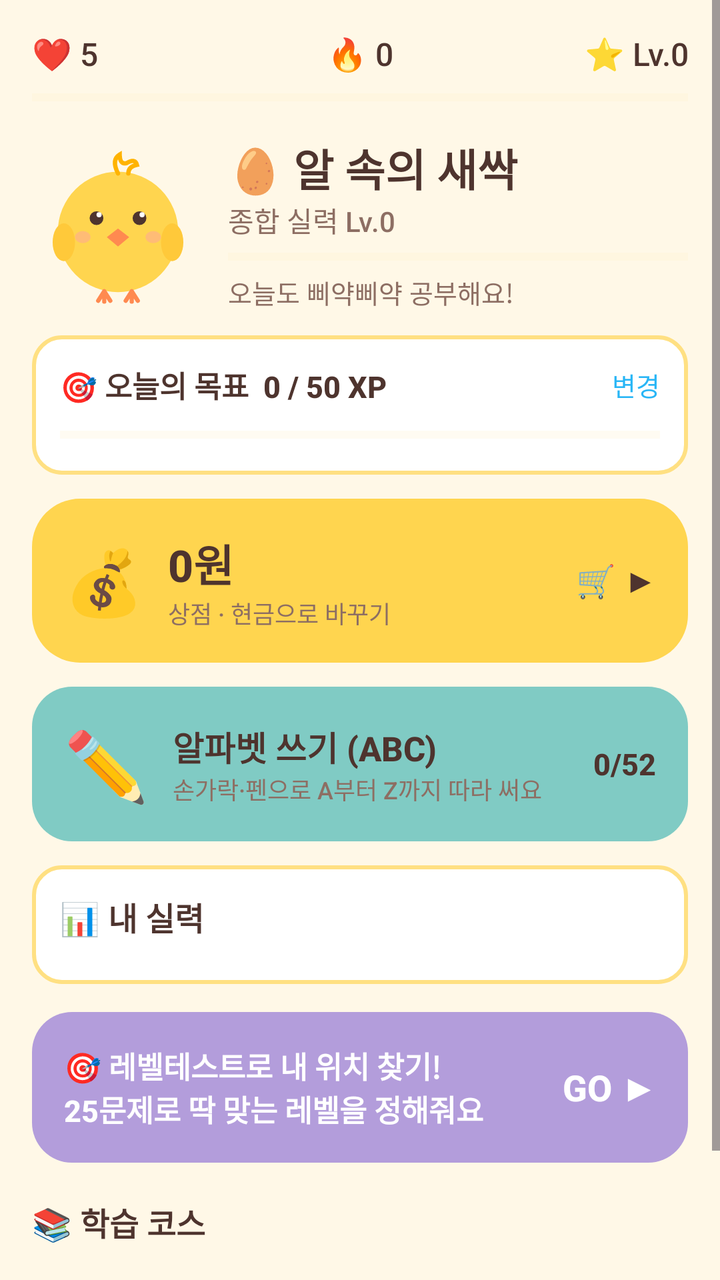
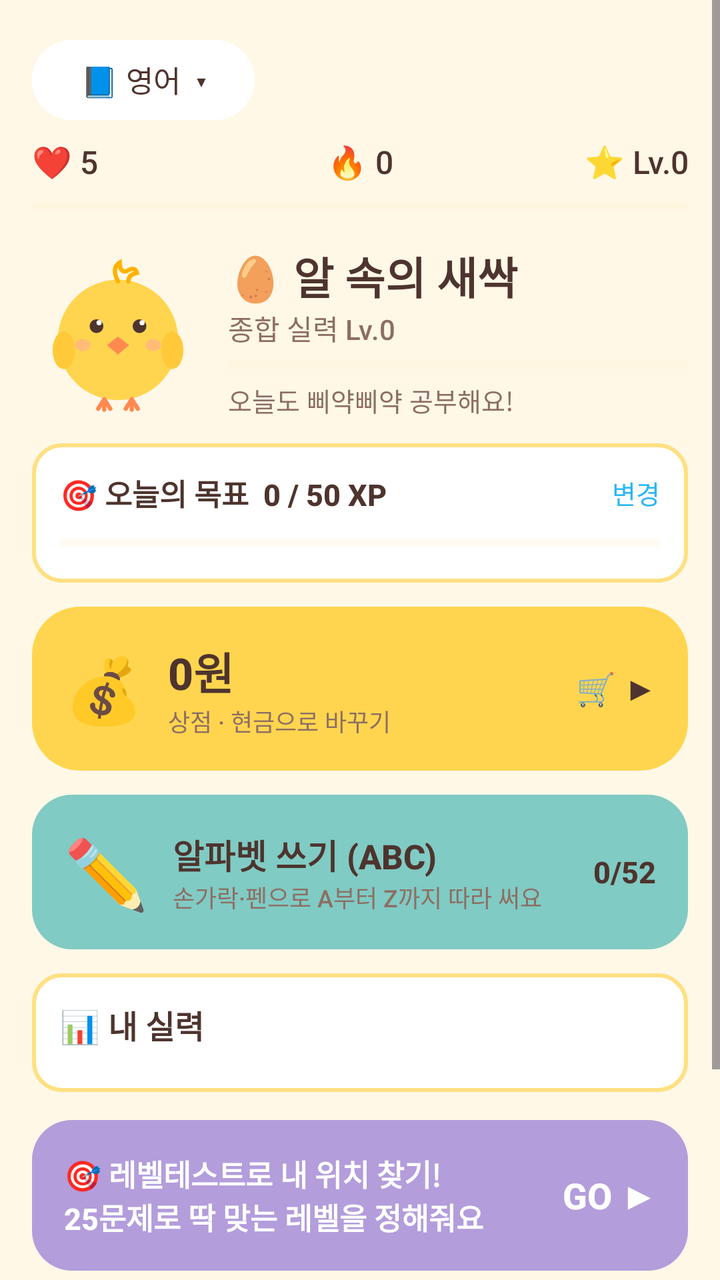

An Android layout rendered at two revisions. The XML below is the earlier revision; the diff shows what the commit changed to produce the second picture.
<!-- AndroidManifest.xml: application theme Theme.Piyak -->
<!-- res/layout/activity_main.xml -->
<?xml version="1.0" encoding="utf-8"?>
<ScrollView xmlns:android="http://schemas.android.com/apk/res/android"
    android:layout_width="match_parent" android:layout_height="match_parent"
    android:fillViewport="true">

    <LinearLayout
        android:layout_width="match_parent" android:layout_height="wrap_content"
        android:orientation="vertical" android:padding="16dp">

        
        <LinearLayout
            android:layout_width="match_parent" android:layout_height="wrap_content"
            android:orientation="horizontal" android:gravity="center_vertical">
            <TextView android:id="@+id/txtHearts" android:layout_width="0dp" android:layout_height="wrap_content"
                android:layout_weight="1" android:textSize="16sp" android:text="❤️ 5" />
            <TextView android:id="@+id/txtStreak" android:layout_width="0dp" android:layout_height="wrap_content"
                android:layout_weight="1" android:gravity="center" android:textSize="16sp" android:text="🔥 0" />
            <TextView android:id="@+id/txtLevel" android:layout_width="0dp" android:layout_height="wrap_content"
                android:layout_weight="1" android:gravity="end" android:textSize="16sp" android:text="⭐ Lv.0" />
        </LinearLayout>

        <ProgressBar android:id="@+id/xpBar" style="?android:attr/progressBarStyleHorizontal"
            android:layout_width="match_parent" android:layout_height="10dp"
            android:layout_marginTop="6dp" android:max="100"
            android:progressTint="@color/chick_yellow_deep" android:progressBackgroundTint="@color/cream_dark" />

        
        <LinearLayout
            android:layout_width="match_parent" android:layout_height="wrap_content"
            android:orientation="horizontal" android:gravity="center_vertical"
            android:layout_marginTop="14dp">
            <ImageView android:id="@+id/imgMascot" android:layout_width="86dp" android:layout_height="86dp"
                android:src="@drawable/chick_neutral" android:contentDescription="삐약이" />
            <LinearLayout android:layout_width="0dp" android:layout_height="wrap_content"
                android:layout_weight="1" android:orientation="vertical" android:layout_marginStart="12dp">
                <TextView android:id="@+id/txtRank" android:layout_width="wrap_content" android:layout_height="wrap_content"
                    android:text="🥚 알 속의 새싹" android:textSize="22sp" android:textStyle="bold" />
                <TextView android:id="@+id/txtOverall" android:layout_width="wrap_content" android:layout_height="wrap_content"
                    android:text="종합 실력 Lv.0" android:textSize="14sp" android:textColor="@color/brown_soft" />
                <ProgressBar android:id="@+id/rankBar" style="?android:attr/progressBarStyleHorizontal"
                    android:layout_width="match_parent" android:layout_height="8dp"
                    android:layout_marginTop="4dp" android:max="100"
                    android:progressTint="@color/lavender_deep" android:progressBackgroundTint="@color/cream_dark" />
                <TextView android:id="@+id/txtGreeting" android:layout_width="wrap_content" android:layout_height="wrap_content"
                    android:layout_marginTop="4dp"
                    android:text="오늘도 삐약삐약 공부해요!" android:textSize="13sp" android:textColor="@color/brown_soft" />
            </LinearLayout>
        </LinearLayout>

        
        <LinearLayout android:id="@+id/goalBox"
            android:layout_width="match_parent" android:layout_height="wrap_content"
            android:orientation="vertical" android:layout_marginTop="12dp"
            android:padding="14dp" android:background="@drawable/bg_tile">
            <LinearLayout android:layout_width="match_parent" android:layout_height="wrap_content"
                android:orientation="horizontal" android:gravity="center_vertical">
                <TextView android:id="@+id/txtGoal" android:layout_width="0dp" android:layout_height="wrap_content"
                    android:layout_weight="1" android:text="🎯 오늘의 목표  0 / 50 XP"
                    android:textSize="15sp" android:textStyle="bold" />
                <TextView android:id="@+id/txtGoalEdit" android:layout_width="wrap_content" android:layout_height="wrap_content"
                    android:text="변경" android:textSize="13sp" android:textColor="@color/sky_deep" />
            </LinearLayout>
            <ProgressBar android:id="@+id/goalBar" style="?android:attr/progressBarStyleHorizontal"
                android:layout_width="match_parent" android:layout_height="12dp"
                android:layout_marginTop="8dp" android:max="100"
                android:progressTint="@color/coral" android:progressBackgroundTint="@color/cream_dark" />
        </LinearLayout>

        
        <LinearLayout android:id="@+id/cardWallet"
            android:layout_width="match_parent" android:layout_height="wrap_content"
            android:orientation="horizontal" android:gravity="center_vertical"
            android:layout_marginTop="12dp" android:padding="16dp"
            android:background="@drawable/bg_wallet">
            <TextView android:layout_width="wrap_content" android:layout_height="wrap_content"
                android:text="💰" android:textSize="32sp" />
            <LinearLayout android:layout_width="0dp" android:layout_height="wrap_content"
                android:layout_weight="1" android:orientation="vertical" android:layout_marginStart="12dp">
                <TextView android:id="@+id/txtCoins" android:layout_width="wrap_content" android:layout_height="wrap_content"
                    android:text="0원" android:textSize="22sp" android:textStyle="bold"
                    android:textColor="@color/brown_text" />
                <TextView android:layout_width="wrap_content" android:layout_height="wrap_content"
                    android:text="상점 · 현금으로 바꾸기" android:textSize="12sp"
                    android:textColor="@color/brown_soft" />
            </LinearLayout>
            <TextView android:layout_width="wrap_content" android:layout_height="wrap_content"
                android:text="🛒 ▶" android:textSize="16sp" android:textStyle="bold"
                android:textColor="@color/brown_text" />
        </LinearLayout>

        
        <LinearLayout android:id="@+id/cardAlphabet"
            android:layout_width="match_parent" android:layout_height="wrap_content"
            android:orientation="horizontal" android:gravity="center_vertical"
            android:layout_marginTop="12dp" android:padding="16dp"
            android:background="@drawable/bg_alphabet">
            <TextView android:layout_width="wrap_content" android:layout_height="wrap_content"
                android:text="✏️" android:textSize="34sp" />
            <LinearLayout android:layout_width="0dp" android:layout_height="wrap_content"
                android:layout_weight="1" android:orientation="vertical" android:layout_marginStart="12dp">
                <TextView android:layout_width="wrap_content" android:layout_height="wrap_content"
                    android:text="알파벳 쓰기 (ABC)" android:textSize="17sp" android:textStyle="bold"
                    android:textColor="@color/brown_text" />
                <TextView android:id="@+id/txtAlphabetSub" android:layout_width="wrap_content" android:layout_height="wrap_content"
                    android:text="손가락·펜으로 A부터 Z까지 따라 써요" android:textSize="12sp"
                    android:textColor="@color/brown_soft" />
            </LinearLayout>
            <TextView android:id="@+id/txtAlphabetCount" android:layout_width="wrap_content" android:layout_height="wrap_content"
                android:text="0/52" android:textSize="15sp" android:textStyle="bold"
                android:textColor="@color/brown_text" />
        </LinearLayout>

        
        <LinearLayout
            android:layout_width="match_parent" android:layout_height="wrap_content"
            android:orientation="vertical" android:layout_marginTop="12dp"
            android:padding="14dp" android:background="@drawable/bg_tile">
            <LinearLayout android:layout_width="match_parent" android:layout_height="wrap_content"
                android:orientation="horizontal" android:gravity="center_vertical">
                <TextView android:layout_width="0dp" android:layout_height="wrap_content" android:layout_weight="1"
                    android:text="📊 내 실력" android:textSize="16sp" android:textStyle="bold" />
                <TextView android:id="@+id/txtWeakest" android:layout_width="wrap_content" android:layout_height="wrap_content"
                    android:textSize="12sp" android:textColor="@color/brown_soft" />
            </LinearLayout>
            <LinearLayout android:id="@+id/skillsBox"
                android:layout_width="match_parent" android:layout_height="wrap_content"
                android:orientation="vertical" android:layout_marginTop="8dp" />
        </LinearLayout>

        
        <LinearLayout
            android:id="@+id/bannerPlacement"
            android:layout_width="match_parent" android:layout_height="wrap_content"
            android:layout_marginTop="14dp" android:background="@drawable/bg_banner"
            android:orientation="horizontal" android:padding="16dp" android:gravity="center_vertical">
            <TextView android:layout_width="0dp" android:layout_height="wrap_content" android:layout_weight="1"
                android:text="🎯 레벨테스트로 내 위치 찾기!\n25문제로 딱 맞는 레벨을 정해줘요"
                android:textColor="@color/white" android:textSize="15sp" android:textStyle="bold" />
            <TextView android:layout_width="wrap_content" android:layout_height="wrap_content"
                android:text="GO ▶" android:textColor="@color/white" android:textSize="18sp" android:textStyle="bold" />
        </LinearLayout>

        
        <TextView android:layout_width="wrap_content" android:layout_height="wrap_content"
            android:layout_marginTop="18dp" android:text="📚 학습 코스"
            android:textSize="16sp" android:textStyle="bold" />
        <LinearLayout android:id="@+id/tracksBox"
            android:layout_width="match_parent" android:layout_height="wrap_content"
            android:orientation="vertical" android:layout_marginTop="4dp" />

        
        <LinearLayout
            android:layout_width="match_parent" android:layout_height="wrap_content"
            android:orientation="horizontal" android:layout_marginTop="12dp">
            <Button android:id="@+id/btnReview" android:layout_width="0dp" android:layout_height="wrap_content"
                android:layout_weight="1" android:text="💊 오답 0" />
            <Button android:id="@+id/btnStats" android:layout_width="0dp" android:layout_height="wrap_content"
                android:layout_weight="1" android:layout_marginStart="8dp" android:text="📊 통계" />
            <Button android:id="@+id/btnSettings" android:layout_width="0dp" android:layout_height="wrap_content"
                android:layout_weight="1" android:layout_marginStart="8dp" android:text="⚙️ 설정" />
        </LinearLayout>
    </LinearLayout>
</ScrollView>
<!-- resources referenced by this layout -->
<resources>
  <color name="brown_soft">#8D6E63</color>
  <color name="brown_text">#4E342E</color>
  <color name="chick_yellow_deep">#FFB300</color>
  <color name="coral">#FF8A80</color>
  <color name="cream_dark">#FFF0CC</color>
  <color name="lavender_deep">#7E57C2</color>
  <color name="sky_deep">#29B6F6</color>
  <color name="white">#FFFFFF</color>
  <!-- drawable bg_alphabet (drawable) -->
  <?xml version="1.0" encoding="utf-8"?>
  <shape xmlns:android="http://schemas.android.com/apk/res/android" android:shape="rectangle">
      <solid android:color="@color/mint"/>
      <corners android:radius="20dp"/>
  </shape>
  <!-- drawable bg_banner (drawable) -->
  <?xml version="1.0" encoding="utf-8"?>
  <shape xmlns:android="http://schemas.android.com/apk/res/android" android:shape="rectangle">
      <solid android:color="@color/lavender"/>
      <corners android:radius="20dp"/>
  </shape>
  <!-- drawable bg_tile (drawable) -->
  <?xml version="1.0" encoding="utf-8"?>
  <shape xmlns:android="http://schemas.android.com/apk/res/android" android:shape="rectangle">
      <solid android:color="@color/white"/>
      <stroke android:width="2dp" android:color="@color/tile_border"/>
      <corners android:radius="14dp"/>
  </shape>
  <!-- drawable bg_wallet (drawable) -->
  <?xml version="1.0" encoding="utf-8"?>
  <shape xmlns:android="http://schemas.android.com/apk/res/android" android:shape="rectangle">
      <solid android:color="@color/chick_yellow"/>
      <corners android:radius="24dp"/>
  </shape>
  <style name="Theme.Piyak" parent="Theme.Material3.Light.NoActionBar">
          <item name="colorPrimary">@color/chick_yellow</item>
          <item name="colorOnPrimary">@color/brown_text</item>
          <item name="colorPrimaryContainer">@color/cream_dark</item>
          <item name="colorOnPrimaryContainer">@color/brown_text</item>
          <item name="colorSecondary">@color/coral</item>
          <item name="colorOnSecondary">@color/white</item>
          <item name="android:windowBackground">@color/cream</item>
          <item name="android:statusBarColor">@color/cream</item>
          <item name="android:windowLightStatusBar">true</item>
          <item name="android:navigationBarColor">@color/cream</item>
          <item name="android:textColor">@color/brown_text</item>
          <item name="android:fontFamily">sans-serif-medium</item>
      </style>
  <color name="mint">#80CBC4</color>
  <color name="lavender">#B39DDB</color>
  <color name="tile_border">#FFE082</color>
  <color name="chick_yellow">#FFD54F</color>
  <color name="cream">#FFF8E7</color>
  <!-- unchanged entries left out for length: 1 -->
</resources>

<!-- the commit's change to res/layout/activity_main.xml (unified diff, before → after) -->
@@ -8,8 +8,15 @@
         android:orientation="vertical" android:padding="16dp">
 
         
+        <Button android:id="@+id/btnSwitchSubject"
+            android:layout_width="wrap_content" android:layout_height="wrap_content"
+            android:text="📘 영어  ▾" android:textSize="15sp"
+            android:backgroundTint="@color/white" android:textColor="@color/brown_text" />
+
+        
         <LinearLayout
             android:layout_width="match_parent" android:layout_height="wrap_content"
+            android:layout_marginTop="6dp"
             android:orientation="horizontal" android:gravity="center_vertical">
             <TextView android:id="@+id/txtHearts" android:layout_width="0dp" android:layout_height="wrap_content"
                 android:layout_weight="1" android:textSize="16sp" android:text="❤️ 5" />
@@ -133,7 +140,8 @@
             android:layout_width="match_parent" android:layout_height="wrap_content"
             android:layout_marginTop="14dp" android:background="@drawable/bg_banner"
             android:orientation="horizontal" android:padding="16dp" android:gravity="center_vertical">
-            <TextView android:layout_width="0dp" android:layout_height="wrap_content" android:layout_weight="1"
+            <TextView android:id="@+id/txtPlacement"
+                android:layout_width="0dp" android:layout_height="wrap_content" android:layout_weight="1"
                 android:text="🎯 레벨테스트로 내 위치 찾기!\n25문제로 딱 맞는 레벨을 정해줘요"
                 android:textColor="@color/white" android:textSize="15sp" android:textStyle="bold" />
             <TextView android:layout_width="wrap_content" android:layout_height="wrap_content"
